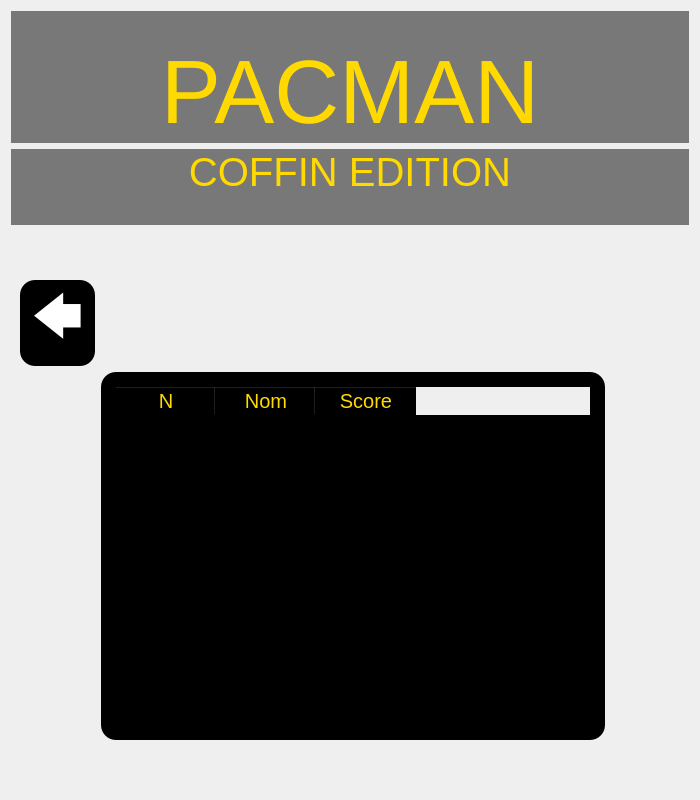
jolignier/pacman, file menu.ui: the form before one commit.
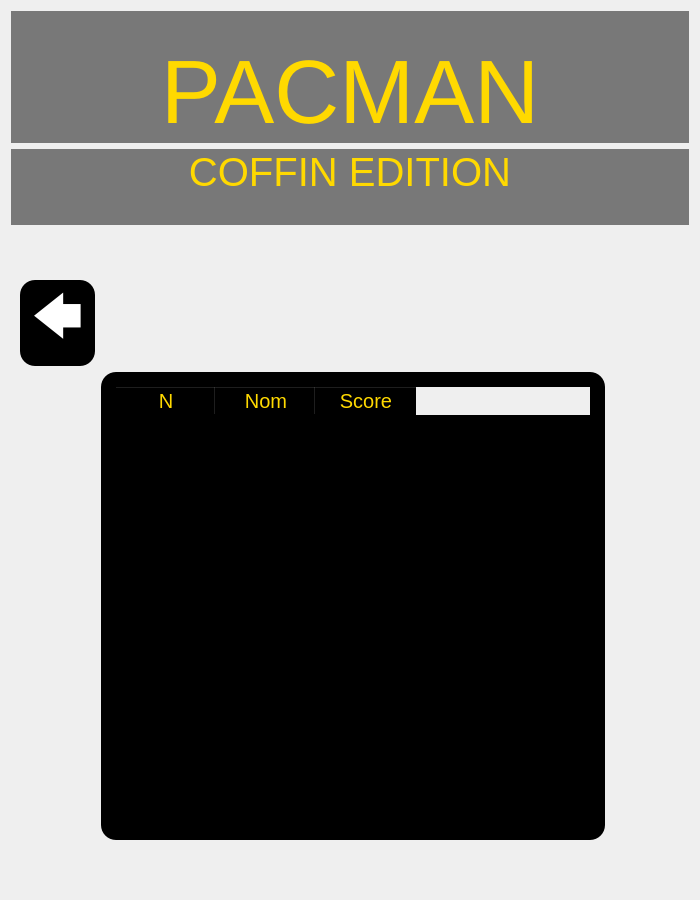
The form after the commit. Icons and pictures are not drawn.

```diff
--- a/menu.ui
+++ b/menu.ui
@@ -10,7 +10,7 @@
     <x>0</x>
     <y>0</y>
     <width>700</width>
-    <height>800</height>
+    <height>900</height>
    </rect>
   </property>
   <property name="sizePolicy">
@@ -21,8 +21,8 @@
   </property>
   <property name="minimumSize">
    <size>
-    <width>600</width>
-    <height>800</height>
+    <width>700</width>
+    <height>900</height>
    </size>
   </property>
   <property name="windowTitle">
```
